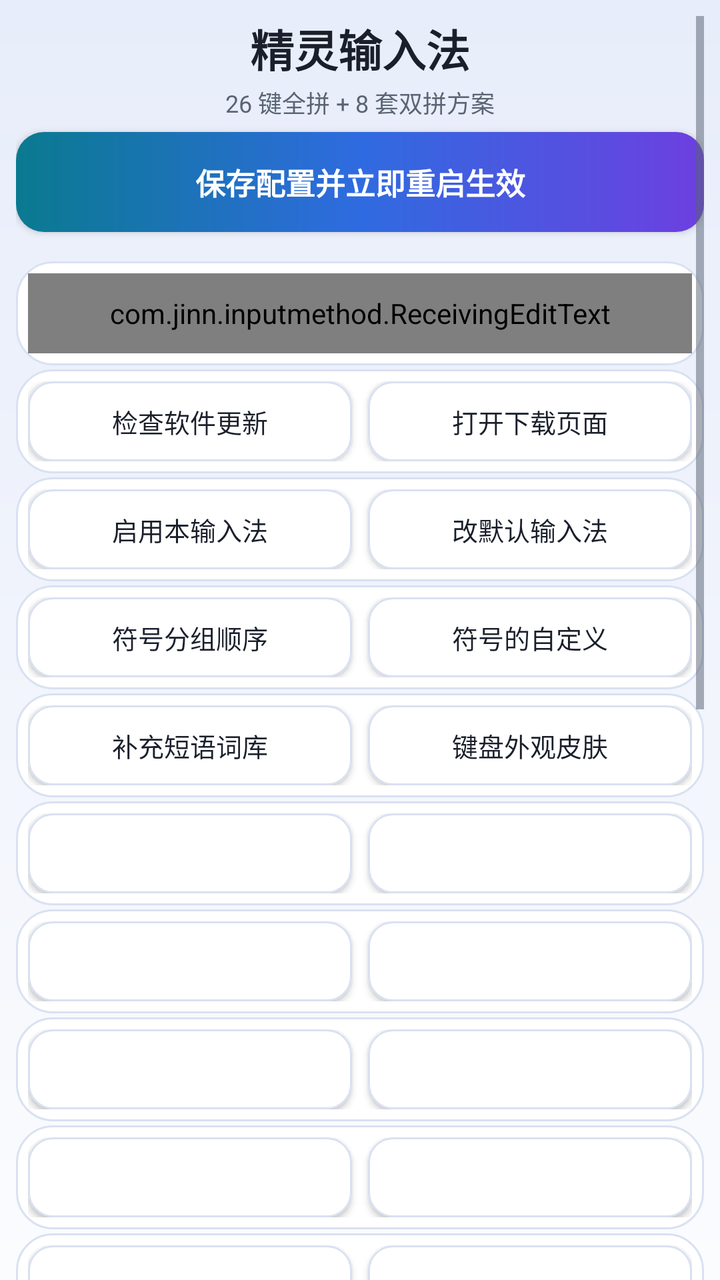
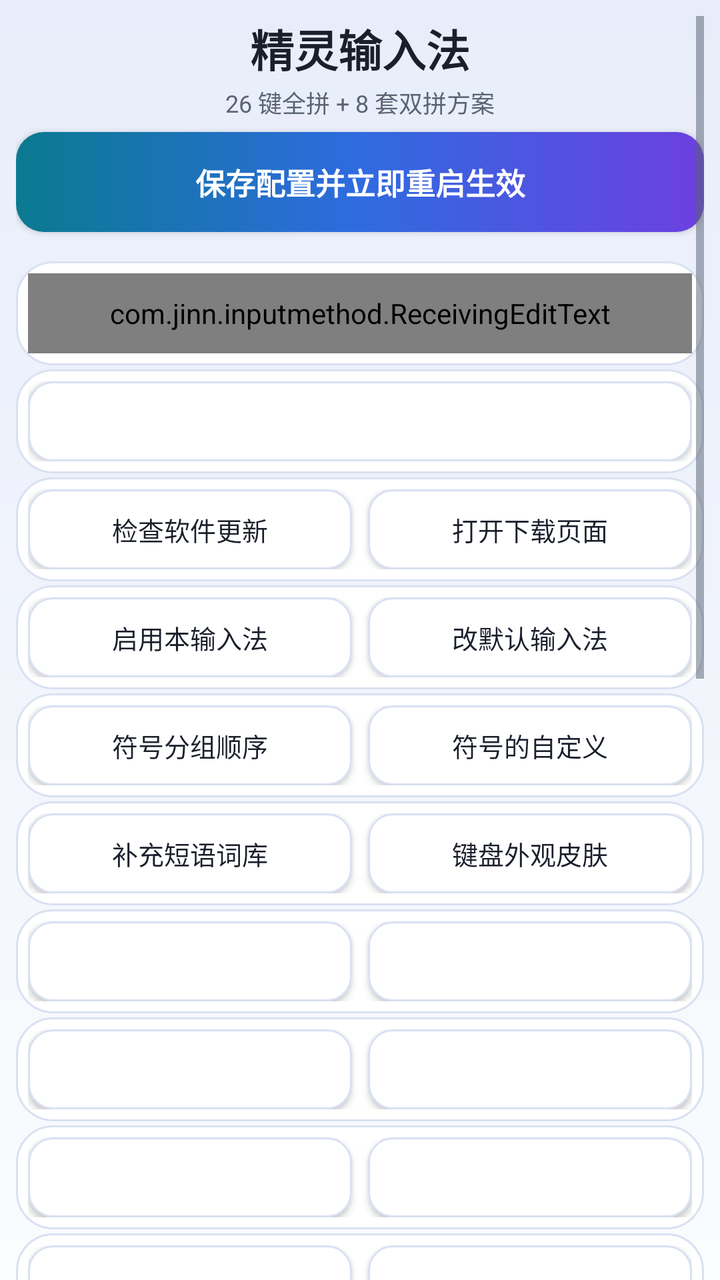

The first picture is an Android layout as it rendered before a commit; the second is the same layout after the commit. The layout source and the unified diff follow.
<!-- AndroidManifest.xml: application theme AppTheme -->
<!-- res/layout/activity_settings.xml -->
<?xml version="1.0" encoding="utf-8"?>
<ScrollView xmlns:android="http://schemas.android.com/apk/res/android"
    style="@style/PageRoot"
    xmlns:tools="http://schemas.android.com/tools"
    android:overScrollMode="never"
    tools:ignore="TooManyViews">

    <LinearLayout
        android:layout_width="match_parent"
        android:layout_height="wrap_content"
        android:orientation="vertical">

        
        <TextView
            style="@style/PageHeroTitle"
            android:text="@string/settings_title" />

        <TextView
            android:layout_width="match_parent"
            android:layout_height="wrap_content"
            android:layout_marginTop="2dp"
            android:layout_marginBottom="6dp"
            android:gravity="center"
            android:text="@string/settings_subtitle"
            android:textColor="@color/text_secondary"
            android:textSize="12sp" />

        
        <Button
            style="@style/SettingsButtonPrimary"
            android:id="@+id/btn_save"
            android:layout_marginBottom="0dp"
            android:text="@string/settings_save" />

        <TextView
            android:id="@+id/text_test"
            android:layout_width="match_parent"
            android:layout_height="wrap_content"
            android:layout_marginTop="-2dp"
            android:layout_marginBottom="0dp"
            android:gravity="center"
            android:textColor="@color/text_secondary"
            android:textSize="12sp" />

        
        <LinearLayout
            style="@style/SettingsCard">

            <com.jinn.inputmethod.ReceivingEditText
                style="@style/SettingsField"
                android:id="@+id/edit_ime_test"
                android:layout_width="match_parent"
                android:hint="@string/settings_ime_test_hint"
                android:importantForAutofill="no"
                android:imeOptions="actionDone"
                android:inputType="textMultiLine|textCapSentences"
                android:maxLines="3"/>
        </LinearLayout>

        
        <LinearLayout
            style="@style/SettingsCardRow">

            <Button
                style="@style/SettingsButton"
                android:id="@+id/btn_check_update"
                android:layout_width="0dp"
                android:layout_weight="1"
                android:minWidth="0dp"
                android:text="@string/settings_check_update" />

            <Button
                style="@style/SettingsButton"
                android:id="@+id/btn_update_download"
                android:layout_width="0dp"
                android:layout_marginStart="8dp"
                android:layout_weight="1"
                android:minWidth="0dp"
                android:text="@string/update_download_page" />
        </LinearLayout>

        
        <LinearLayout
            style="@style/SettingsCardRow">

            <Button
                style="@style/SettingsButton"
                android:id="@+id/btn_enable"
                android:layout_width="0dp"
                android:layout_weight="1"
                android:minWidth="0dp"
                android:text="@string/settings_enable_ime" />

            <Button
                style="@style/SettingsButton"
                android:id="@+id/btn_pick"
                android:layout_width="0dp"
                android:layout_marginStart="8dp"
                android:layout_weight="1"
                android:minWidth="0dp"
                android:text="@string/settings_pick_ime" />
        </LinearLayout>

        
        <LinearLayout
            style="@style/SettingsCardRow">

            <Button
                style="@style/SettingsButton"
                android:id="@+id/btn_symbol_order"
                android:layout_width="0dp"
                android:layout_weight="1"
                android:minWidth="0dp"
                android:text="@string/symbol_order_title" />

            <Button
                style="@style/SettingsButton"
                android:id="@+id/btn_edit_favorites"
                android:layout_width="0dp"
                android:layout_marginStart="8dp"
                android:layout_weight="1"
                android:minWidth="0dp"
                android:text="@string/favorite_entry_title" />
        </LinearLayout>

        
        <LinearLayout
            style="@style/SettingsCardRow">

            <Button
                style="@style/SettingsButton"
                android:id="@+id/btn_dict_expand"
                android:layout_width="0dp"
                android:layout_weight="1"
                android:minWidth="0dp"
                android:text="@string/dict_entry_button" />

            <Button
                style="@style/SettingsButton"
                android:id="@+id/btn_key_appearance"
                android:layout_width="0dp"
                android:layout_marginStart="8dp"
                android:layout_weight="1"
                android:minWidth="0dp"
                android:text="@string/key_appearance_entry" />
        </LinearLayout>

        
        <LinearLayout
            style="@style/SettingsCardRow">

            <Button
                style="@style/SettingsButton"
                android:id="@+id/btn_fuzzy_pinyin"
                android:layout_width="0dp"
                android:layout_weight="1"
                android:minWidth="0dp" />

            <Button
                style="@style/SettingsButton"
                android:id="@+id/btn_rare_chars"
                android:layout_width="0dp"
                android:layout_marginStart="8dp"
                android:layout_weight="1"
                android:minWidth="0dp" />
        </LinearLayout>

        
        <LinearLayout
            style="@style/SettingsCardRow">

            <Button
                style="@style/SettingsButton"
                android:id="@+id/btn_tap_sound"
                android:layout_width="0dp"
                android:layout_weight="1"
                android:minWidth="0dp" />

            <Button
                style="@style/SettingsButton"
                android:id="@+id/btn_clipboard_customize"
                android:layout_width="0dp"
                android:layout_marginStart="8dp"
                android:layout_weight="1"
                android:minWidth="0dp" />
        </LinearLayout>

        
        <LinearLayout
            style="@style/SettingsCardRow"
            android:baselineAligned="false">

            <Button
                style="@style/SettingsButton"
                android:id="@+id/btn_gallery_settings"
                android:layout_width="0dp"
                android:layout_weight="1"
                android:minWidth="0dp" />

            <Button
                style="@style/SettingsButton"
                android:id="@+id/btn_space_cursor"
                android:layout_width="0dp"
                android:layout_marginStart="8dp"
                android:layout_weight="1"
                android:minWidth="0dp" />
        </LinearLayout>

        
        <LinearLayout
            style="@style/SettingsCard"
            android:orientation="vertical">

            <LinearLayout
                android:layout_width="match_parent"
                android:layout_height="wrap_content"
                android:baselineAligned="false"
                android:orientation="horizontal">

                <Button
                    style="@style/SettingsButton"
                    android:id="@+id/btn_user_dict"
                    android:layout_width="0dp"
                    android:layout_weight="1"
                    android:minWidth="0dp" />

                <Button
                    style="@style/SettingsButton"
                    android:id="@+id/btn_storage_usage"
                    android:layout_width="0dp"
                    android:layout_marginStart="8dp"
                    android:layout_weight="1"
                    android:minWidth="0dp" />
            </LinearLayout>
        </LinearLayout>

        
        <LinearLayout
            style="@style/SettingsCardRow"
            android:baselineAligned="false">

            <Button
                style="@style/SettingsButton"
                android:id="@+id/btn_floating_keyboard"
                android:layout_width="0dp"
                android:layout_weight="1"
                android:minWidth="0dp" />

            <Button
                style="@style/SettingsButton"
                android:id="@+id/btn_voice_settings"
                android:layout_width="0dp"
                android:layout_marginStart="8dp"
                android:layout_weight="1"
                android:minWidth="0dp" />
        </LinearLayout>

        
        <LinearLayout
            style="@style/SettingsCard">

            <LinearLayout
                android:layout_width="match_parent"
                android:layout_height="wrap_content"
                android:orientation="vertical">

                    <TextView
                        style="@style/SettingsFieldTitle"
                        android:text="@string/settings_shuangpin_scheme" />

                    <com.jinn.inputmethod.UserAwareSpinner
                        style="@style/SettingsField"
                        android:id="@+id/spinner_shuangpin"
                        android:layout_width="match_parent"
                        android:layout_marginTop="2dp"
                        android:spinnerMode="dropdown"/>

                    <TextView
                        style="@style/CardHint"
                        android:layout_width="match_parent"
                        android:layout_height="wrap_content"
                        android:layout_marginTop="2dp"
                        android:paddingStart="4dp"
                        android:paddingEnd="4dp"
                        android:visibility="gone"
                        android:text="@string/settings_shuangpin_scheme_desc"/>
            </LinearLayout>

        </LinearLayout>

        
        <LinearLayout
            style="@style/SettingsCardRow"
            android:baselineAligned="false">

            <LinearLayout
                android:layout_width="0dp"
                android:layout_height="wrap_content"
                android:layout_weight="1"
                android:orientation="vertical">

                <Switch
                    android:id="@+id/switch_user_learning"
                    android:layout_width="match_parent"
                    android:layout_height="wrap_content"
                    android:minHeight="40dp"
                    android:maxLines="2"
                    android:ellipsize="end"
                    android:text="@string/switch_user_learning"
                    android:textColor="@color/text_primary"
                    android:textSize="13sp" />

                <TextView
                    style="@style/CardHint"
                    android:layout_width="match_parent"
                    android:layout_height="wrap_content"
                    android:paddingStart="8dp"
                    android:paddingEnd="8dp"
                    android:text="@string/switch_user_learning_desc"/>
            </LinearLayout>

            <LinearLayout
                android:layout_width="0dp"
                android:layout_height="wrap_content"
                android:layout_marginStart="8dp"
                android:layout_weight="1"
                android:orientation="vertical">

                <Switch
                    android:id="@+id/switch_predict"
                    android:layout_width="match_parent"
                    android:layout_height="wrap_content"
                    android:minHeight="40dp"
                    android:maxLines="2"
                    android:ellipsize="end"
                    android:text="@string/switch_predict"
                    android:textColor="@color/text_primary"
                    android:textSize="13sp" />

                <TextView
                    style="@style/CardHint"
                    android:layout_width="match_parent"
                    android:layout_height="wrap_content"
                    android:paddingStart="8dp"
                    android:paddingEnd="8dp"
                    android:text="@string/switch_predict_desc"/>
            </LinearLayout>
        </LinearLayout>

        
        <LinearLayout
            style="@style/SettingsCardRow"
            android:baselineAligned="false">

            <LinearLayout
                android:layout_width="0dp"
                android:layout_height="wrap_content"
                android:layout_weight="1"
                android:orientation="vertical">

                <Switch
                    android:id="@+id/switch_auto_show_keyboard"
                    android:layout_width="match_parent"
                    android:layout_height="wrap_content"
                    android:minHeight="40dp"
                    android:maxLines="2"
                    android:ellipsize="end"
                    android:text="@string/switch_auto_show_keyboard"
                    android:textColor="@color/text_primary"
                    android:textSize="13sp" />

                <TextView
                    style="@style/CardHint"
                    android:layout_width="match_parent"
                    android:layout_height="wrap_content"
                    android:paddingStart="8dp"
                    android:paddingEnd="8dp"
                    android:text="@string/switch_auto_show_keyboard_desc"/>
            </LinearLayout>

            <LinearLayout
                android:layout_width="0dp"
                android:layout_height="wrap_content"
                android:layout_marginStart="8dp"
                android:layout_weight="1"
                android:orientation="vertical">

                <Switch
                    android:id="@+id/switch_use_traditional"
                    android:layout_width="match_parent"
                    android:layout_height="wrap_content"
                    android:minHeight="40dp"
                    android:maxLines="2"
                    android:ellipsize="end"
                    android:textColor="@color/text_primary"
                    android:textSize="13sp" />

                <TextView
                    style="@style/CardHint"
                    android:id="@+id/text_use_traditional_desc"
                    android:layout_width="match_parent"
                    android:layout_height="wrap_content"
                    android:paddingStart="8dp"
                    android:paddingEnd="8dp"/>
            </LinearLayout>
        </LinearLayout>

        

        
        <LinearLayout
            style="@style/SettingsCard">

            <Switch
                android:id="@+id/switch_translate"
                android:layout_width="match_parent"
                android:layout_height="wrap_content"
                android:ellipsize="end"
                android:maxLines="2"
                android:minHeight="40dp"
                android:textColor="@color/text_primary"
                android:textSize="13sp" />

            <TextView
                style="@style/CardHint"
                android:id="@+id/text_translate_state"
                android:layout_width="match_parent"
                android:layout_height="wrap_content"
                android:layout_marginTop="2dp"
                />

            <Button
                style="@style/SettingsButton"
                android:id="@+id/btn_translate_settings"
                android:layout_width="match_parent"
                android:layout_marginTop="4dp" />
        </LinearLayout>

        
        <LinearLayout
            style="@style/SettingsCard">

            <LinearLayout
                android:layout_width="match_parent"
                android:layout_height="wrap_content"
                android:orientation="horizontal">

                <Button
                    style="@style/SettingsButton"
                    android:id="@+id/btn_config_export"
                    android:layout_width="0dp"
                    android:layout_weight="1"
                    android:minWidth="0dp" />

                <Button
                    style="@style/SettingsButton"
                    android:id="@+id/btn_config_import"
                    android:layout_width="0dp"
                    android:layout_marginStart="8dp"
                    android:layout_weight="1"
                    android:minWidth="0dp" />
            </LinearLayout>

            <TextView
                style="@style/CardHint"
                android:id="@+id/text_config_hint"
                android:layout_width="match_parent"
                android:layout_height="wrap_content"
                android:layout_marginTop="2dp"
                />
        </LinearLayout>

        
        <LinearLayout
            style="@style/SettingsCard">

            <Button
                style="@style/SettingsButton"
                android:id="@+id/btn_export_diag"
                android:layout_width="match_parent"
                android:minWidth="0dp"
                android:text="@string/settings_export_diag" />

            <TextView
                style="@style/CardHint"
                android:id="@+id/text_diag_dir"
                android:layout_width="match_parent"
                android:layout_height="wrap_content"
                android:layout_marginTop="2dp"
                android:singleLine="true"
                android:ellipsize="middle"/>
        </LinearLayout>

        

        
        <TextView
            android:id="@+id/text_usage"
            android:layout_width="match_parent"
            android:layout_height="wrap_content"
            android:layout_marginTop="2dp"
            android:layout_marginBottom="6dp"
            android:gravity="center"
            android:textColor="@color/text_secondary"
            android:textSize="12sp" />
    </LinearLayout>
</ScrollView>
<!-- resources referenced by this layout -->
<resources>
  <color name="text_primary">#1A1F2B</color>
  <color name="text_secondary">#5A6474</color>
  <string name="dict_entry_button">补充短语词库</string>
  <string name="favorite_entry_title">符号的自定义</string>
  <string name="key_appearance_entry">键盘外观皮肤</string>
  <string name="settings_check_update">检查软件更新</string>
  <string name="settings_enable_ime">启用本输入法</string>
  <string name="settings_export_diag">导出诊断数据</string>
  <string name="settings_ime_test_hint">点这里唤起键盘</string>
  <string name="settings_pick_ime">改默认输入法</string>
  <string name="settings_save">保存配置并立即重启生效</string>
  <string name="settings_shuangpin_scheme">拼音输入方案</string>
  <string name="settings_shuangpin_scheme_desc">双拼时键面显示韵母</string>
  <string name="settings_subtitle">26 键全拼 + 8 套双拼方案</string>
  <string name="settings_title">精灵输入法</string>
  <string name="switch_auto_show_keyboard">自动唤起键盘</string>
  <string name="switch_auto_show_keyboard_desc">关闭后不再弹出键盘</string>
  <string name="switch_predict">追加候选词语</string>
  <string name="switch_predict_desc">额外显示后续的词</string>
  <string name="switch_user_learning">用户词频学习</string>
  <string name="switch_user_learning_desc">记住常选的词，下次放前排</string>
  <string name="symbol_order_title">符号分组顺序</string>
  <string name="update_download_page">打开下载页面</string>
  <style name="CardHint">
          <item name="android:layout_width">match_parent</item>
          <item name="android:layout_height">wrap_content</item>
          <item name="android:textColor">@color/text_secondary</item>
          <item name="android:textSize">11sp</item>
      </style>
  <style name="PageHeroTitle">
          <item name="android:layout_width">match_parent</item>
          <item name="android:layout_height">wrap_content</item>
          <item name="android:gravity">center</item>
          <item name="android:textColor">@color/text_primary</item>
          <item name="android:textSize">22sp</item>
          <item name="android:textStyle">bold</item>
      </style>
  <style name="SettingsCard">
          <item name="android:layout_width">match_parent</item>
          <item name="android:layout_height">wrap_content</item>
          <item name="android:layout_marginBottom">2dp</item>
          <item name="android:background">@drawable/card_aurora</item>
          <item name="android:orientation">vertical</item>
          <item name="android:padding">6dp</item>
      </style>
  <style name="SettingsCardRow" parent="SettingsCard">
          <item name="android:orientation">horizontal</item>
          <item name="android:padding">6dp</item>
      </style>
  <style name="SettingsFieldTitle">
          <item name="android:layout_width">match_parent</item>
          <item name="android:layout_height">wrap_content</item>
          <item name="android:textColor">@color/text_primary</item>
          <item name="android:textSize">13sp</item>
          <item name="android:textStyle">bold</item>
      </style>
  <color name="text_on_accent">#FFFFFF</color>
  <!-- drawable card_aurora (drawable) -->
  <?xml version="1.0" encoding="utf-8"?>
  <shape xmlns:android="http://schemas.android.com/apk/res/android"
      android:shape="rectangle">
      <solid android:color="@color/card_bg" />
      <corners android:radius="18dp" />
      <stroke
          android:width="1dp"
          android:color="@color/card_stroke" />
  </shape>
  <color name="accent">#2F6BE0</color>
  <color name="app_bg">#F5F7FB</color>
  <color name="nav_bar">#1A1F2B</color>
  <color name="aurora_bg_top">#E7EDFA</color>
  <color name="aurora_bg_mid">#F1F4FC</color>
  <color name="aurora_bg_bottom">#FBFCFE</color>
  <color name="ripple_on_surface">#1A000000</color>
  <color name="btn_secondary_bg">#FFFFFF</color>
  <color name="card_stroke">#D9E1F2</color>
  <color name="ripple_on_accent">#33FFFFFF</color>
  <color name="aurora_cyan">#0A7A90</color>
  <color name="aurora_blue">#2F6BE0</color>
  <color name="aurora_purple">#6D3FE0</color>
  <color name="card_bg">#FFFFFF</color>
  <color name="field_bg">#F1F4FC</color>
  <!-- unchanged entries left out for length: 10 -->
</resources>

<!-- the commit's change to res/layout/activity_settings.xml (unified diff, before → after) -->
@@ -55,6 +55,16 @@
                 android:imeOptions="actionDone"
                 android:inputType="textMultiLine|textCapSentences"
                 android:maxLines="3"/>
+        </LinearLayout>
+
+        
+        <LinearLayout
+            style="@style/SettingsCardRow">
+
+            <Button
+                style="@style/SettingsButton"
+                android:id="@+id/btn_feedback"
+                android:minWidth="0dp" />
         </LinearLayout>
 
         
